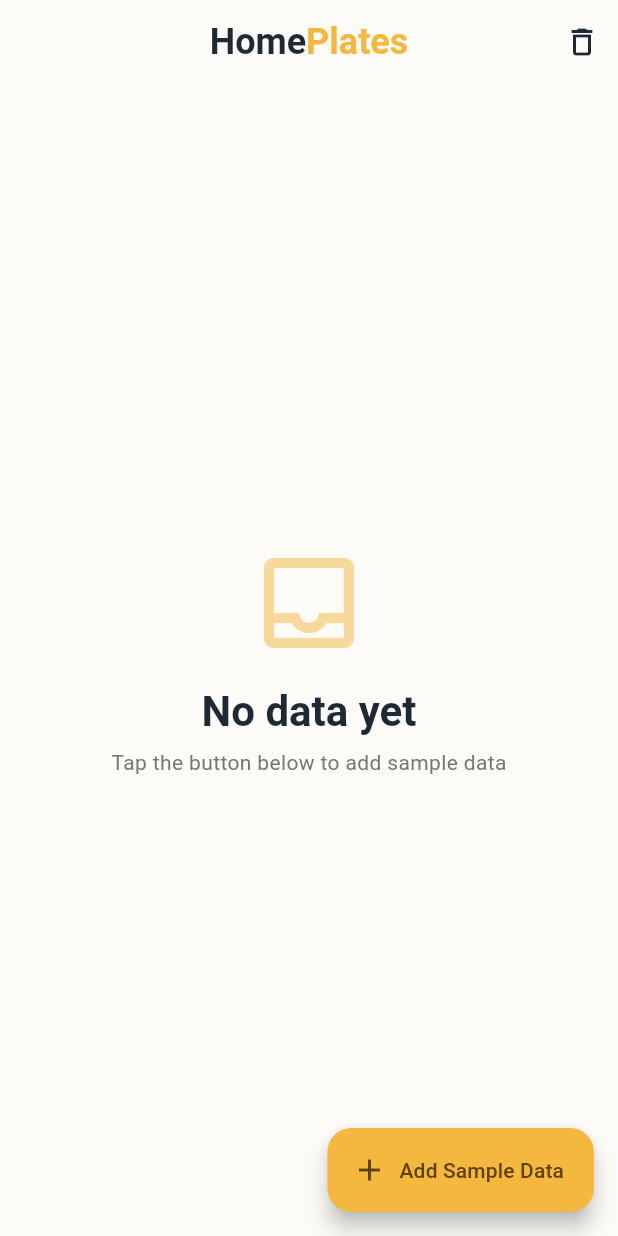
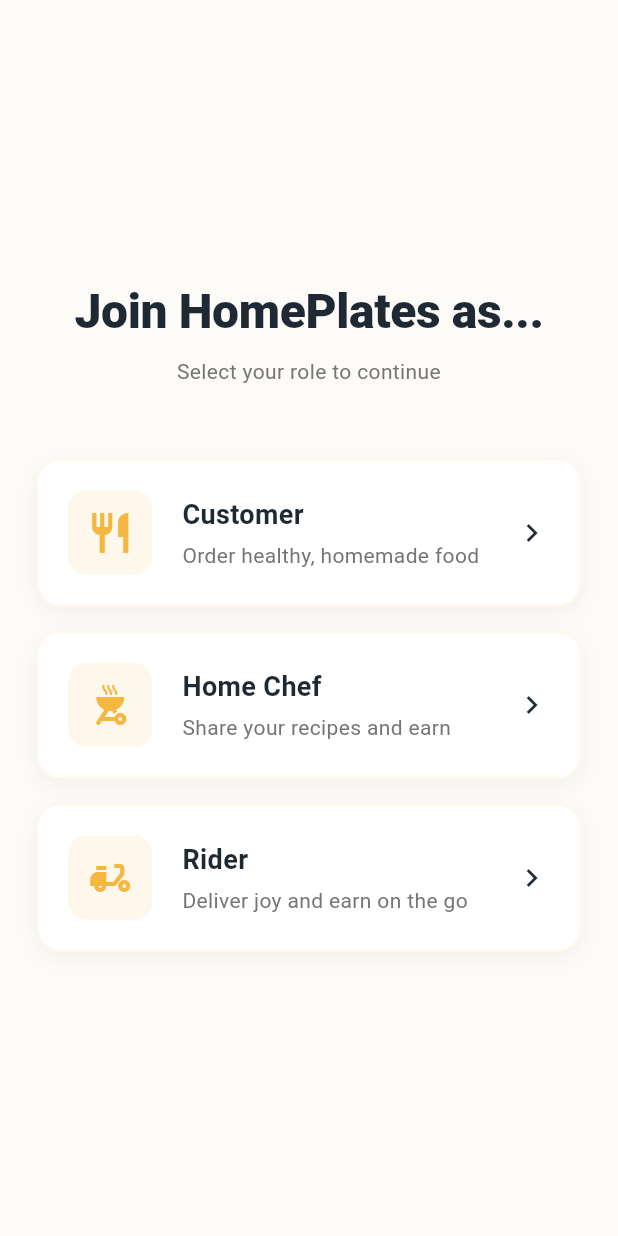
Before and after one commit to manahillkhitab/flutter_app, a Flutter app: the screen it shows after launch, on a phone screen of 412 x 824 dp. Run offline on Flutter 3.47's test engine with Material 3 defaults, Android fonts, the phone set to English and light mode, and no system bars; our stand-ins replace google_fonts, hive, hive_flutter; accounts and stored records are empty.

Commit message:
Add files via upload

```diff
--- /dev/null
+++ b/lib/data/local/models/user_model.dart
@@ -0,0 +1,55 @@
+import 'package:hive/hive.dart';
+
+part 'user_model.g.dart';
+
+@HiveType(typeId: 2)
+enum UserRole {
+  @HiveField(0)
+  customer,
+  @HiveField(1)
+  chef,
+  @HiveField(2)
+  rider,
+}
+
+@HiveType(typeId: 3)
+class UserModel extends HiveObject {
+  @HiveField(0)
+  final String id;
+
+  @HiveField(1)
+  final String name;
+
+  @HiveField(2)
+  final UserRole role;
+
+  @HiveField(3)
+  final bool isLoggedIn;
+
+  @HiveField(4)
+  final bool isSynced;
+
+  UserModel({
+    required this.id,
+    required this.name,
+    required this.role,
+    this.isLoggedIn = false,
+    this.isSynced = false,
+  });
+
+  UserModel copyWith({
+    String? id,
+    String? name,
+    UserRole? role,
+    bool? isLoggedIn,
+    bool? isSynced,
+  }) {
+    return UserModel(
+      id: id ?? this.id,
+      name: name ?? this.name,
+      role: role ?? this.role,
+      isLoggedIn: isLoggedIn ?? this.isLoggedIn,
+      isSynced: isSynced ?? this.isSynced,
+    );
+  }
+}
--- /dev/null
+++ b/lib/screens/role_selection_screen.dart
@@ -0,0 +1,159 @@
+import 'package:flutter/material.dart';
+import '../data/local/models/user_model.dart';
+import '../utils/app_theme.dart';
+import 'login_screen.dart';
+
+class RoleSelectionScreen extends StatelessWidget {
+  const RoleSelectionScreen({super.key});
+
+  @override
+  Widget build(BuildContext context) {
+    return Scaffold(
+      backgroundColor: AppTheme.offWhite,
+      body: SafeArea(
+        child: Padding(
+          padding: const EdgeInsets.symmetric(horizontal: 24.0),
+          child: Column(
+            mainAxisAlignment: MainAxisAlignment.center,
+            crossAxisAlignment: CrossAxisAlignment.stretch,
+            children: [
+              Text(
+                'Join HomePlates as...',
+                style: Theme.of(context).textTheme.displayLarge?.copyWith(
+                      fontSize: 32,
+                      fontWeight: FontWeight.w800,
+                    ),
+                textAlign: TextAlign.center,
+              ),
+              const SizedBox(height: 12),
+              Text(
+                'Select your role to continue',
+                style: Theme.of(context).textTheme.bodyMedium,
+                textAlign: TextAlign.center,
+              ),
+              const SizedBox(height: 48),
+              _RoleCard(
+                title: 'Customer',
+                description: 'Order healthy, homemade food',
+                icon: Icons.restaurant,
+                role: UserRole.customer,
+                onTap: () => _navigateToLogin(context, UserRole.customer),
+              ),
+              const SizedBox(height: 16),
+              _RoleCard(
+                title: 'Home Chef',
+                description: 'Share your recipes and earn',
+                icon: Icons.outdoor_grill,
+                role: UserRole.chef,
+                onTap: () => _navigateToLogin(context, UserRole.chef),
+              ),
+              const SizedBox(height: 16),
+              _RoleCard(
+                title: 'Rider',
+                description: 'Deliver joy and earn on the go',
+                icon: Icons.delivery_dining,
+                role: UserRole.rider,
+                onTap: () => _navigateToLogin(context, UserRole.rider),
+              ),
+            ],
+          ),
+        ),
+      ),
+    );
+  }
+
+  void _navigateToLogin(BuildContext context, UserRole role) {
+    Navigator.push(
+      context,
+      MaterialPageRoute(
+        builder: (context) => LoginScreen(selectedRole: role),
+      ),
+    );
+  }
+}
+
+class _RoleCard extends StatelessWidget {
+  final String title;
+  final String description;
+  final IconData icon;
+  final UserRole role;
+  final VoidCallback onTap;
+
+  const _RoleCard({
+    required this.title,
+    required this.description,
+    required this.icon,
+    required this.role,
+    required this.onTap,
+  });
+
+  @override
+  Widget build(BuildContext context) {
+    return InkWell(
+      onTap: onTap,
+      borderRadius: BorderRadius.circular(16),
+      child: Container(
+        padding: const EdgeInsets.all(20),
+        decoration: BoxDecoration(
+          color: Colors.white,
+          borderRadius: BorderRadius.circular(16),
+          border: Border.all(
+            color: AppTheme.mutedSaffron.withOpacity(0.1),
+            width: 1.5,
+          ),
+          boxShadow: [
+            BoxShadow(
+              color: Colors.black.withOpacity(0.04),
+              blurRadius: 10,
+              offset: const Offset(0, 4),
+            ),
+          ],
+        ),
+        child: Row(
+          children: [
+            Container(
+              padding: const EdgeInsets.all(12),
+              decoration: BoxDecoration(
+                color: AppTheme.mutedSaffron.withOpacity(0.1),
+                borderRadius: BorderRadius.circular(12),
+              ),
+              child: Icon(
+                icon,
+                color: AppTheme.mutedSaffron,
+                size: 32,
+              ),
+            ),
+            const SizedBox(width: 20),
+            Expanded(
+              child: Column(
+                crossAxisAlignment: CrossAxisAlignment.start,
+                children: [
+                  Text(
+                    title,
+                    style: const TextStyle(
+                      fontSize: 18,
+                      fontWeight: FontWeight.bold,
+                      color: AppTheme.warmCharcoal,
+                    ),
+                  ),
+                  const SizedBox(height: 4),
+                  Text(
+                    description,
+                    style: TextStyle(
+                      fontSize: 14,
+                      color: AppTheme.lightText,
+                    ),
+                  ),
+                ],
+              ),
+            ),
+            const Icon(
+              Icons.chevron_right,
+              color: AppTheme.warmCharcoal,
+            ),
+          ],
+        ),
+      ),
+    );
+  }
+}
--- a/lib/utils/constants.dart
+++ b/lib/utils/constants.dart
@@ -11,6 +11,7 @@ class HiveBoxes {
 class AppConstants {
   static const String appName = 'HomePlates';
   static const int splashDuration = 3; // seconds
+  static const String userBox = 'user_box';
 }
 
 // Color Constants (matching the beige/cream design from layouts)
```
Also changed, not shown: lib/controllers/auth_controller.dart (added, +41 -0 lines), lib/data/local/services/auth_local_service.dart (added, +36 -0 lines), lib/main.dart (+8 -0 lines), lib/screens/chef_home_screen.dart (added, +58 -0 lines), lib/screens/customer_home_screen.dart (added, +58 -0 lines), lib/screens/login_screen.dart (added, +130 -0 lines), lib/screens/rider_home_screen.dart (added, +58 -0 lines), lib/screens/splash_screen.dart (+31 -1 lines), lib/data/local/models/user_model.g.dart (added).
